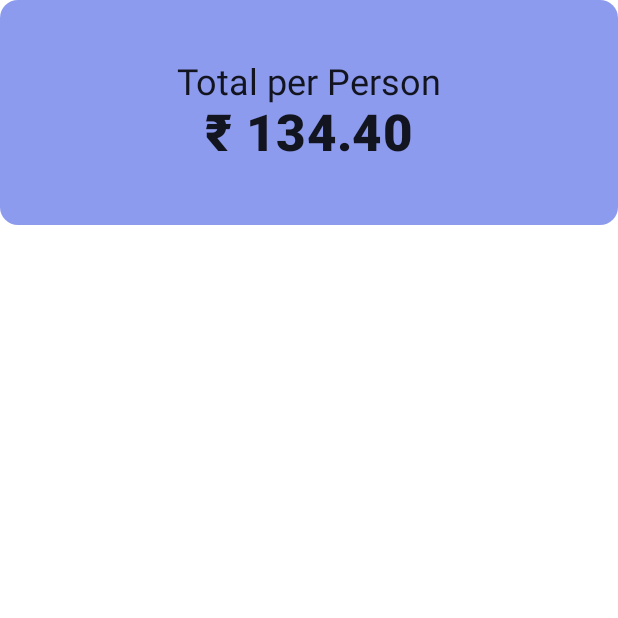
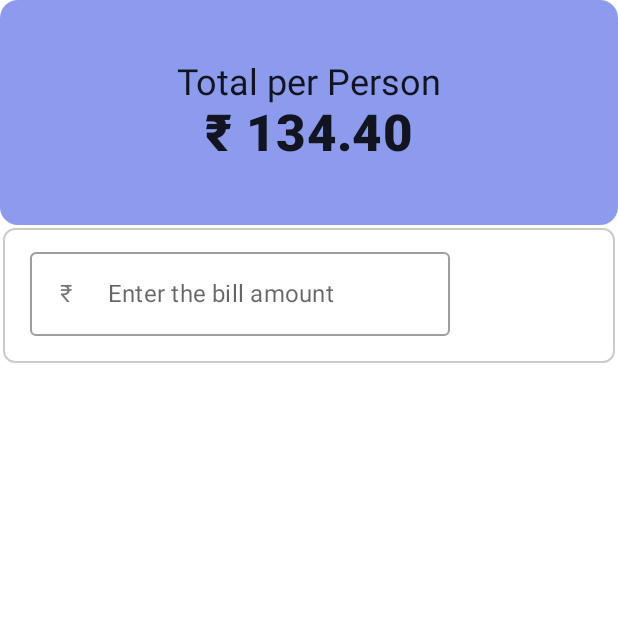
Before and after one commit to shivaprasad-bhat/SplitFoodBill-Compose, an Android app built with Jetpack Compose: the screen it shows after launch (MainActivity), on a phone screen of 412 x 824 dp, the top half of it. Run offline under Robolectric (Android 15) with nearby library versions, the phone set to English and light mode, and no system bars.

Commit message:
feat(Split-Trip): Header, Content with Round Button created

```diff
--- a/app/src/main/java/me/svbneelmne/compose/splittrip/MainActivity.kt
+++ b/app/src/main/java/me/svbneelmne/compose/splittrip/MainActivity.kt
@@ -1,25 +1,37 @@
 package me.svbneelmne.compose.splittrip
 
 import android.os.Bundle
+import android.util.Log
 import androidx.activity.ComponentActivity
 import androidx.activity.compose.setContent
 import androidx.compose.foundation.BorderStroke
 import androidx.compose.foundation.layout.*
 import androidx.compose.foundation.shape.CornerSize
 import androidx.compose.foundation.shape.RoundedCornerShape
+import androidx.compose.foundation.text.KeyboardActions
 import androidx.compose.material.MaterialTheme
 import androidx.compose.material.Surface
 import androidx.compose.material.Text
+import androidx.compose.material.icons.Icons
+import androidx.compose.material.icons.filled.Add
+import androidx.compose.material.icons.filled.Remove
 import androidx.compose.runtime.Composable
+import androidx.compose.runtime.mutableStateOf
+import androidx.compose.runtime.remember
 import androidx.compose.ui.Alignment
+import androidx.compose.ui.ExperimentalComposeUiApi
 import androidx.compose.ui.Modifier
 import androidx.compose.ui.draw.clip
 import androidx.compose.ui.graphics.Color
+import androidx.compose.ui.platform.LocalSoftwareKeyboardController
 import androidx.compose.ui.text.font.FontWeight
 import androidx.compose.ui.tooling.preview.Preview
 import androidx.compose.ui.unit.dp
+import androidx.core.text.isDigitsOnly
 import me.svbneelmne.compose.splittrip.MainActivity.Companion.INR_Symbol
+import me.svbneelmne.compose.splittrip.components.InputField
 import me.svbneelmne.compose.splittrip.ui.theme.SplitTripTheme
+import me.svbneelmne.compose.splittrip.widgets.RoundIconButton
 
 class MainActivity : ComponentActivity() {
 
@@ -27,11 +39,15 @@ class MainActivity : ComponentActivity() {
         const val INR_Symbol = "\u20B9"
     }
 
+    @ExperimentalComposeUiApi
     override fun onCreate(savedInstanceState: Bundle?) {
         super.onCreate(savedInstanceState)
         setContent {
             MyApp {
-                Header()
+                Column {
+                    Header()
+                    MainContent()
+                }
             }
         }
     }
@@ -76,7 +92,86 @@ fun Header(totalPerPerson: Double = 134.4) {
     }
 }
 
+@ExperimentalComposeUiApi
+@Preview
+@Composable
+fun MainContent() {
+    BillForm() { billAmount ->
+        Log.d("SPLITTRIP", "MainContent: $billAmount")
+    }
+}
 
+@ExperimentalComposeUiApi
+@Composable
+fun BillForm(
+    modifier: Modifier = Modifier,
+    onValChange: (String) -> Unit = {}
+) {
+    val totalBillState = remember {
+        mutableStateOf("")
+    }
+    val validState = remember(totalBillState.value) {
+        totalBillState.value.trim().isNotEmpty() && totalBillState.value.trim().isDigitsOnly()
+    }
+    val keyboardController = LocalSoftwareKeyboardController.current
+    Surface(
+        modifier = modifier
+            .padding(2.dp)
+            .fillMaxWidth(),
+        shape = RoundedCornerShape(corner = CornerSize(8.dp)),
+        border = BorderStroke(width = 1.dp, color = Color.LightGray)
+    ) {
+        Column(
+            modifier = modifier.padding(8.dp),
+            verticalArrangement = Arrangement.Top,
+            horizontalAlignment = Alignment.Start
+        ) {
+            InputField(
+                valueState = totalBillState,
+                labelId = "Enter the bill amount",
+                enabled = true,
+                onAction = KeyboardActions {
+                    if (!validState) return@KeyboardActions
+                    onValChange(totalBillState.value.trim())
+                    keyboardController?.hide()
+                }
+            )
+            if (validState) {
+                Row(
+                    modifier = modifier.padding(3.dp),
+                    horizontalArrangement = Arrangement.Start
+                ) {
+                    Text(
+                        text = "Split",
+                        modifier = modifier.align(alignment = Alignment.CenterVertically)
+                    )
+                    Spacer(modifier = modifier.width(120.dp))
+                    Row(
+                        modifier = modifier.padding(horizontal = 3.dp),
+                        horizontalArrangement = Arrangement.End
+                    ) {
+                        RoundIconButton(
+                            imageVector = Icons.Default.Remove,
+                            onClick = {
+                                Log.d("IconClick", "Minus Clicked")
+                            }
+                        )
+                        RoundIconButton(
+                            imageVector = Icons.Default.Add,
+                            onClick = {
+                                Log.d("IconClick", "Plus Clicked")
+
+                            }
+                        )
+                    }
+                }
+            } else {
+                Box {}
+            }
+        }
+
+    }
+}
 
 //@Preview(showBackground = true)
 @Composable
```
